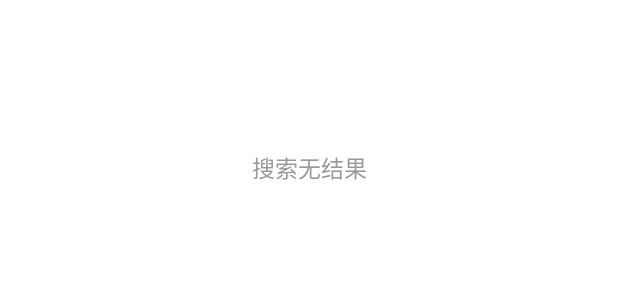
After one commit to nickkong/mytaxi, an Android app: the layout tips_nosearchresult.xml on its own in the app's theme, with its tools: preview values and no code run, on a phone screen of 412 x 824 dp. The commit adds this screen. Shown: the top 300 px of the screen. Run offline under Robolectric (Android 15) with nearby library versions, the phone set to English and light mode, and no system bars.

Commit message:
优化联想poi

```diff
--- /dev/null
+++ b/app/src/main/res/layout/tips_nosearchresult.xml
@@ -0,0 +1,16 @@
+<?xml version="1.0" encoding="utf-8"?>
+<LinearLayout xmlns:android="http://schemas.android.com/apk/res/android"
+    android:orientation="vertical"
+    android:layout_width="match_parent"
+    android:layout_height="match_parent"
+    android:background="@color/white">
+
+    <TextView
+        android:layout_width="match_parent"
+        android:layout_height="wrap_content"
+        android:text="搜索无结果"
+        android:textColor="@color/TEXT_SUB"
+        android:textSize="@dimen/F8"
+        android:layout_marginTop="100dp"
+        android:gravity="center"/>
+</LinearLayout>
--- a/app/src/main/res/values/colors.xml
+++ b/app/src/main/res/values/colors.xml
@@ -18,7 +18,7 @@
     <color name="TEXT_HINT">#cccccc</color>
     <color name="TITLE_SUB">#f8f8f8</color>
     <color name="HIGHLIGHT">#ff4141</color>
-    <color name="LIST_DIVIDER">#c7c7cc</color>
+    <color name="LIST_DIVIDER">#eeeeee</color>
     <color name="TEXT_BG">#eeeeee</color>
     <color name="TEXT_BG_SUB">#fafafa</color>
     <color name="CLASSIFY_BG">#e3e3e3</color>
```
Also changed, not shown: app/src/main/java/com/zhtaxi/haodi/ui/activity/DestinationActivity.java (+12 -4 lines), app/src/main/res/layout/activity_destination.xml (+8 -4 lines), app/src/main/res/layout/item_poi.xml (+9 -5 lines).
